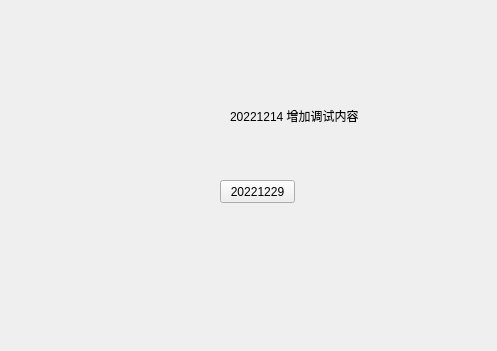
Above: ProjectGlory/ui/mainwindow.ui from cxy510/VscodeQt before the change; both pictures show x 0 to 497 and y 0 to 351 of the 800 by 600 pixel window. Below: the same form after it.
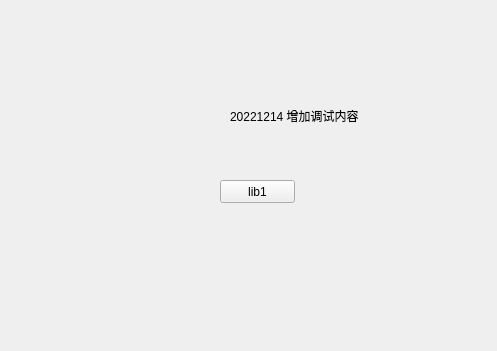
That is the form after the change.

Diff of the .ui file:
```diff
--- a/ProjectGlory/ui/mainwindow.ui
+++ b/ProjectGlory/ui/mainwindow.ui
@@ -37,7 +37,7 @@
      </rect>
     </property>
     <property name="text">
-     <string>20221229</string>
+     <string>lib1</string>
     </property>
    </widget>
   </widget>
```
Left out of the diff: 2 changed lines with no effect on the pictures.
